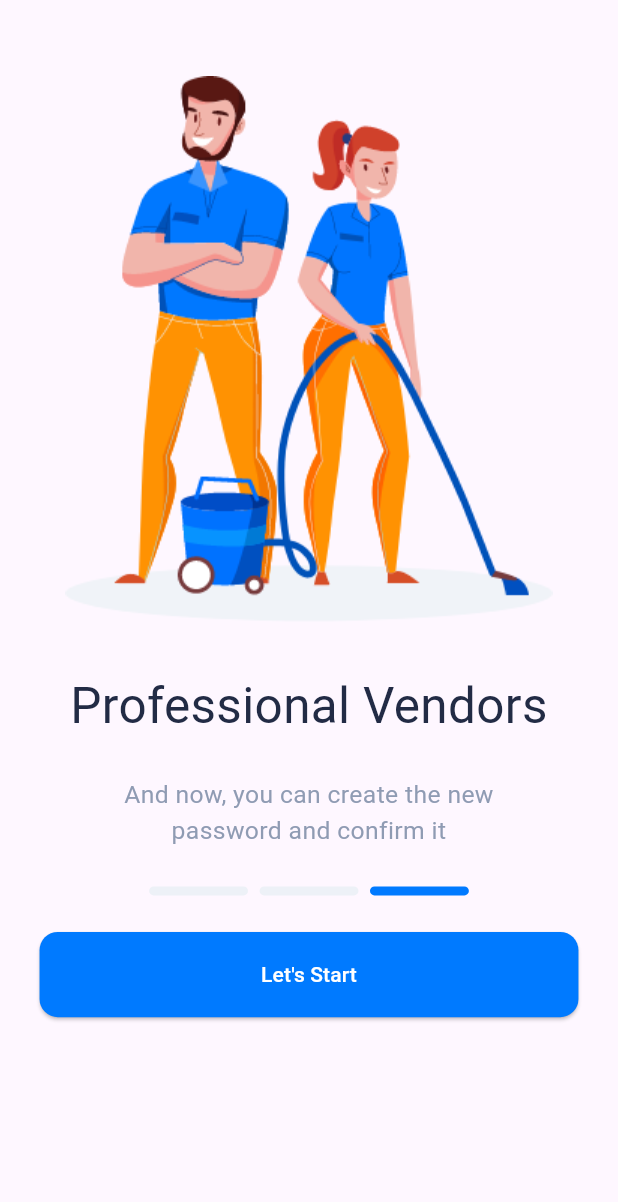
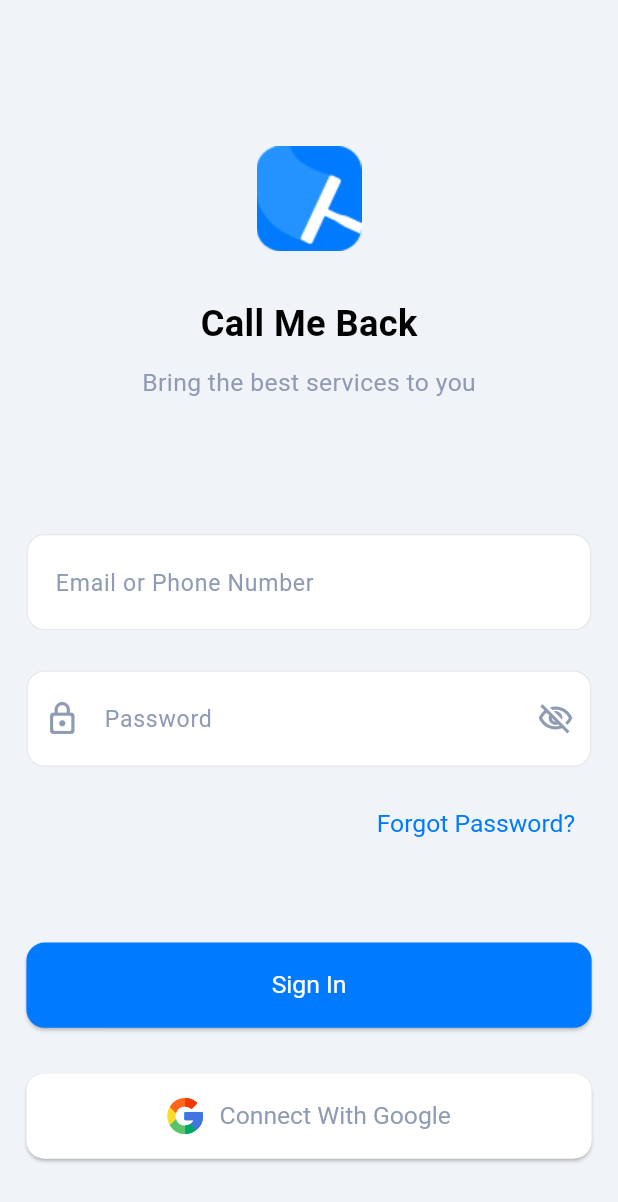
Before and after one commit to ahmedalhessi/Call-Me-Back, a Flutter app: the screen it shows after launch, on a phone screen of 412 x 824 dp. Shown: the top 1202 px of the screen. Run offline on Flutter 3.47's test engine with Material 3 defaults, Android fonts, the phone set to English and light mode, and no system bars; our stand-ins replace flutter_screenutil, flutter_svg, get; Roboto replaces fonts that are missing (Almarai).

Commit message:
Added Theme Manager file, TextField Widget, SignIn Screen, Some overall adjestments for the project such as get Routing files along with binding, Localicazion files ar & en

```diff
--- a/lib/core/constants/colors_manager.dart
+++ b/lib/core/constants/colors_manager.dart
@@ -3,24 +3,23 @@
 class ColorsManager {
   // static const Color logo = Color(0xFFCA1F3D);
   // static const Color logoDark = Color(0xFF161620);
-  // static const Color primary = Color(0xFF03B0F5);
+  static const Color primary = Color(0xFF007AFF);
   // static const Color secondary = Color(0xFFEF7F26);
   // static const Color textColor = Color(0xFF111827);
   // static const Color subtitleColor = Color(0xFF9CA3AF);
   // static const Color disabled = Color(0xFFB9B9B9);
   // static const Color bgColor = Color(0xFFFAFAFA);
-  static const Color buttonBg = Color(0xFF007AFF);
-  static const Color onBoardingTitle = Color(0xFF222B45);
-  static const Color onBoardingbody = Color(0xFF8F9BB3);
+  static const Color titleColor = Color(0xFF222B45);
+  static const Color subtitleColor = Color(0xFF8F9BB3);
   static const Color onBoardingUnselected = Color(0xFFEDF1F7);
 
-  // static const Color scaffoldBg = Color(0xFFFDFDFD);
+  static const Color scaffoldBg = Color(0xFFF0F3F8);
   // static const Color dividerColor = Color(0xFFF3F4F6);
   static const Color white = Color(0xFFFFFFFF);
   static const Color black = Color(0xFF000000);
-  // static const Color outlineBorder = Color(0xFFE6E8EB);
+  static const Color outlineBorder = Color(0xFFE6E8EB);
   // static const Color shadow = Color(0x0D000000);
-  // static const Color danger = Color(0xFFFF2222);
+  static const Color danger = Color(0xFFFF2222);
   // static const Color success = Color(0xFF20CE8C);
   // static const Color skipColor = Color(0xFF6E6E77);
   // static const Color showMoreColor = Color(0xFF707070);
--- a/lib/core/constants/images_manager.dart
+++ b/lib/core/constants/images_manager.dart
@@ -9,4 +9,5 @@
   static const String homePath = '$mainPath/home';
 
   static const String iconsPath = 'assets/images/icons';
+  static const String googleIcon = '$iconsPath/ic_google.svg';
 }
--- /dev/null
+++ b/lib/core/constants/text_styles_manager.dart
@@ -0,0 +1,14 @@
+import 'package:flutter/cupertino.dart';
+import 'package:flutter_screenutil/flutter_screenutil.dart';
+import '../../core/constants/colors_manager.dart';
+
+class TextStylesManager {
+  static final TextStyle title = TextStyle(
+    fontSize: 22.sp,
+    fontWeight: FontWeight.bold,
+  );
+  static final TextStyle subTitle = TextStyle(
+    fontSize: 15.sp,
+    color: ColorsManager.subtitleColor,
+  );
+}
--- /dev/null
+++ b/lib/core/localization/app_translations.dart
@@ -0,0 +1,8 @@
+import 'package:get/get.dart';
+import 'ar.dart';
+import 'en.dart';
+
+class AppTranslations extends Translations {
+  @override
+  Map<String, Map<String, String>> get keys => {'ar': arLocale, 'en': enLocale};
+}
--- /dev/null
+++ b/lib/core/localization/ar.dart
@@ -0,0 +1,38 @@
+Map<String, String> arLocale = {
+  // Introduction
+  'boarding1_title': '',
+  'boarding2_title': '',
+  'boarding1_info': '',
+  'boarding2_info': '',
+  'boarding3_title': '',
+  'boarding3_info': '',
+  'start_now': '',
+
+  // Home Screen
+
+  // Home Tab
+
+  // Profile
+
+  // Sign in
+  'sign_in_title': 'Call Me Back',
+  'sign_in_subtitle': 'Bring the best services to you',
+  'sign_in_placeholder': 'Email or Phone Number',
+  'password': 'Password',
+  'forget_password': 'Forgot Password?',
+  'sign_on': 'Sign In',
+  'google_sign_in': 'Connect With Google',
+  'no_account': 'You don\'t have an account?',
+  'sign_up': 'Sign Up',
+
+  // Forget Password
+  'restore_password': '',
+  'forget_password_note': '',
+  'send': '',
+
+  // Verification Code
+  'verification_code': '',
+  'verification_note': '',
+  'didnt_recieve_code': '',
+  'resend': '',
+};
--- /dev/null
+++ b/lib/core/localization/en.dart
@@ -0,0 +1,39 @@
+Map<String, String> enLocale = {
+  // Introduction
+  'boarding1_title': '',
+  'boarding2_title': '',
+  'boarding1_info': '',
+  'boarding2_info': '',
+  'boarding3_title': '',
+  'boarding3_info': '',
+  'start_now': '',
+
+  // Home Screen
+
+  // Home Tab
+
+  // Profile
+
+  // Sign in
+  'sign_in_title': 'Call Me Back',
+  'sign_in_subtitle': 'Bring the best services to you',
+  'sign_in_placeholder': 'Email or Phone Number',
+  'password': 'Password',
+  'forget_password': 'Forgot Password?',
+  'sign_in': 'Sign In',
+  'google_sign_in': 'Connect With Google',
+  'no_account': 'You don\'t have an account?',
+  'sign_up': 'Sign Up',
+  'required_field': 'Required Field',
+
+  // Forget Password
+  'restore_password': '',
+  'forget_password_note': '',
+  'send': '',
+
+  // Verification Code
+  'verification_code': '',
+  'verification_note': '',
+  'didnt_recieve_code': '',
+  'resend': '',
+};
--- a/lib/core/routes/get_pages.dart
+++ b/lib/core/routes/get_pages.dart
@@ -1,7 +1,9 @@
-import 'package:call_me_back/home/home_screen.dart';
+import 'package:call_me_back/getx/bindings/auth/sign_in_binding.dart';
+import 'package:call_me_back/screens/auth/sign_in_screen.dart';
+import 'package:call_me_back/screens/home/home_screen.dart';
 import 'package:get/get.dart';
 import 'package:get/get_navigation/src/routes/get_route.dart';
-import '../../intro/onboarding_screen.dart';
+import '../../screens/intro/onboarding_screen.dart';
 import 'routes_manager.dart';
 
 final List<GetPage<dynamic>> getPages = [
@@ -10,4 +12,9 @@
     page: () => const OnboardingScreen(),
   ),
   GetPage(name: RoutesManager.homeScreen, page: () => const HomeScreen()),
+  GetPage(
+    name: RoutesManager.signInScreen,
+    page: () => const SignInScreen(),
+    binding: SignInBinding(),
+  ),
 ];
--- /dev/null
+++ b/lib/core/themes/theme_manager.dart
@@ -0,0 +1,142 @@
+import 'package:flutter/material.dart';
+import 'package:flutter/services.dart';
+import 'package:flutter_screenutil/flutter_screenutil.dart';
+import '../constants/colors_manager.dart';
+
+class ThemeManager {
+  static ThemeData light() {
+    return ThemeData(
+      // fontFamily: 'Almarai',
+      colorScheme: const ColorScheme.light(primary: ColorsManager.primary),
+      scaffoldBackgroundColor: ColorsManager.scaffoldBg,
+      appBarTheme: AppBarTheme(
+        backgroundColor: ColorsManager.white,
+        toolbarHeight: 60,
+        shape: RoundedRectangleBorder(
+          borderRadius: BorderRadius.vertical(bottom: Radius.circular(24.r)),
+        ),
+        centerTitle: true,
+        titleTextStyle: TextStyle(
+          fontSize: 18.sp,
+          color: ColorsManager.black,
+          fontFamily: 'Almarai',
+        ),
+        elevation: 0,
+        iconTheme: const IconThemeData(color: ColorsManager.black),
+        foregroundColor: ColorsManager.white,
+        systemOverlayStyle: const SystemUiOverlayStyle(
+          statusBarColor: Colors.transparent,
+          statusBarIconBrightness: Brightness.light,
+        ),
+      ),
+      textTheme: TextTheme(
+        labelLarge: TextStyle(fontSize: 16.sp, fontFamily: 'Almarai'),
+        bodyMedium: TextStyle(
+          // color: ColorsManager.textColor,
+          fontSize: 14.sp,
+          fontFamily: 'Almarai',
+        ),
+      ),
+      // dialogBackgroundColor: Colors.orange,
+      // dividerColor: ColorsManager.dividerColor,
+      checkboxTheme: CheckboxThemeData(
+        shape: RoundedRectangleBorder(borderRadius: BorderRadius.circular(5.r)),
+      ),
+      textButtonTheme: TextButtonThemeData(
+        style: TextButton.styleFrom(
+          textStyle: const TextStyle(fontFamily: 'Almarai'),
+        ),
+      ),
+      elevatedButtonTheme: ElevatedButtonThemeData(
+        style: ElevatedButton.styleFrom(
+          fixedSize: Size(692, 56.h),
+          shape: RoundedRectangleBorder(
+            borderRadius: BorderRadius.circular(12.r),
+          ),
+          backgroundColor: ColorsManager.primary,
+          foregroundColor: ColorsManager.white,
+          textStyle: TextStyle(fontSize: 15.sp),
+        ),
+      ),
+      outlinedButtonTheme: OutlinedButtonThemeData(
+        style: OutlinedButton.styleFrom(
+          fixedSize: Size(375, 48.h),
+          // foregroundColor: ColorsManager.textColor,
+          textStyle: const TextStyle(fontFamily: 'Almarai'),
+          shape: RoundedRectangleBorder(
+            borderRadius: BorderRadius.circular(12.r),
+            side: const BorderSide(color: ColorsManager.outlineBorder),
+          ),
+        ),
+      ),
+      bottomNavigationBarTheme: const BottomNavigationBarThemeData(
+        // type: BottomNavigationBarType.fixed,
+        // backgroundColor: ColorsManager.white,
+        // elevation: 0,
+        // selectedLabelStyle: TextStyle(fontSize: 10.sp),
+        // unselectedLabelStyle: TextStyle(fontSize: 10.sp),
+        // selectedItemColor: ColorsManager.logo,
+        unselectedItemColor: Colors.grey,
+        showUnselectedLabels: true,
+      ),
+    );
+  }
+
+  // static ThemeData dark() {
+  //   return ThemeData.dark().copyWith(
+  //     scaffoldBackgroundColor: ColorsManager.scaffoldBg,
+  //     elevatedButtonTheme: ElevatedButtonThemeData(
+  //       style: ElevatedButton.styleFrom(
+  //         fixedSize: Size(Get.width, 100.h),
+  //         textStyle: TextStyle(
+  //           fontSize: 26.sp,
+  //           fontWeight: FontWeight.w500,
+  //         ),
+  //         backgroundColor: ColorsManager.purble,
+  //         shape: RoundedRectangleBorder(
+  //           borderRadius: BorderRadius.circular(100.r),
+  //         ),
+  //       ),
+  //     ),
+  //     outlinedButtonTheme: OutlinedButtonThemeData(
+  //       style: OutlinedButton.styleFrom(
+  //         fixedSize: Size(Get.width / 4, 60.h),
+  //         foregroundColor: ColorsManager.danger,
+  //         side: const BorderSide(
+  //           color: ColorsManager.danger,
+  //           width: 2,
+  //         ),
+  //         shape: RoundedRectangleBorder(
+  //           borderRadius: BorderRadius.circular(100.r),
+  //         ),
+  //       ),
+  //     ),
+  //     textButtonTheme: TextButtonThemeData(
+  //       style: TextButton.styleFrom(
+  //         textStyle: const TextStyle(
+  //           // fontSize: 18.sp,
+  //           fontWeight: FontWeight.w500,
+  //         ),
+  //         foregroundColor: ColorsManager.white,
+  //       ),
+  //     ),
+  //     appBarTheme: AppBarTheme(
+  //       centerTitle: true,
+  //       titleTextStyle: TextStyle(
+  //         fontSize: 30.sp,
+  //         fontWeight: FontWeight.w500,
+  //         color: ColorsManager.white,
+  //       ),
+  //       backgroundColor: Colors.transparent,
+  //       elevation: 0,
+  //     ),
+  //     textTheme: TextTheme(
+  //       bodyText2: TextStyle(
+  //         color: ColorsManager.white,
+  //         fontWeight: FontWeight.w500,
+  //         fontSize: 28.sp,
+  //       ),
+  //     ),
+  //   );
+  // }
+}
--- /dev/null
+++ b/lib/core/widgets/loading_widget.dart
@@ -0,0 +1,18 @@
+import 'package:flutter/material.dart';
+
+import '../constants/colors_manager.dart';
+
+class LoadingWidget extends StatelessWidget {
+  const LoadingWidget({super.key});
+
+  @override
+  Widget build(BuildContext context) {
+    return Container(
+      width: double.infinity,
+      height: double.infinity,
+      alignment: Alignment.center,
+      color: Colors.black.withAlpha(51),
+      child: const CircularProgressIndicator(color: ColorsManager.white),
+    );
+  }
+}
--- /dev/null
+++ b/lib/core/widgets/text_field_widget.dart
@@ -0,0 +1,122 @@
+import 'package:flutter/material.dart';
+import 'package:flutter_screenutil/flutter_screenutil.dart';
+import 'package:get/get_utils/get_utils.dart';
+
+import '../constants/colors_manager.dart';
+
+class TextFieldWidget extends StatelessWidget {
+  const TextFieldWidget({
+    super.key,
+    required this.controller,
+    required this.hintText,
+    this.suffixIcon,
+    this.prefixIcon,
+    this.textInputAction = TextInputAction.next,
+    this.keyboardType = TextInputType.text,
+    this.isPassword = false,
+    this.isPhone = false,
+    this.obscureText = false,
+    this.maxLines = 1,
+    this.minLines = 1,
+    this.onChange,
+    this.onEditingComplete,
+    this.onSubmitted,
+    required this.label,
+  });
+  final String label;
+  final TextEditingController controller;
+  final Widget? suffixIcon;
+  final Widget? prefixIcon;
+  final String hintText;
+  final TextInputAction textInputAction;
+  final TextInputType keyboardType;
+  final bool isPassword;
+  final bool isPhone;
+  final bool obscureText;
+  final int maxLines;
+  final int minLines;
+  final Function(String)? onChange;
+  final Function()? onEditingComplete;
+  final Function(String)? onSubmitted;
+
+  @override
+  Widget build(BuildContext context) {
+    return Column(
+      crossAxisAlignment: CrossAxisAlignment.start,
+      children: [
+        label.isEmpty ? Container() : Text(label),
+        SizedBox(height: 10.h),
+        TextFormField(
+          controller: controller,
+          autovalidateMode: AutovalidateMode.onUserInteraction,
+          validator: (value) {
+            if (value == null || value.trim().isEmpty) {
+              return 'required_field'.tr;
+            } else if (isPassword && value.length < 6) {
+              return 'password_condition'.tr;
+            }
+            return null;
+          },
+          textInputAction: textInputAction,
+          keyboardType: isPhone ? TextInputType.phone : keyboardType,
+          obscureText: obscureText,
+          maxLines: maxLines,
+          minLines: minLines,
+          onChanged: onChange,
+
+          onFieldSubmitted: onSubmitted,
+          decoration: InputDecoration(
+            contentPadding: EdgeInsets.symmetric(
+              horizontal: 14.w,
+              vertical: 20.h,
+            ),
+            hintText: hintText,
+            hintStyle: TextStyle(
+              color: ColorsManager.subtitleColor,
+              fontSize: 14.sp,
+            ),
+            suffixIcon: suffixIcon,
+            prefixIcon: isPassword
+                ? Icon(
+                    Icons.lock_outline_rounded,
+                    color: ColorsManager.subtitleColor,
+                    size: 24.h,
+                  )
+                : isPhone
+                ? Icon(
+                    Icons.phone_android_outlined,
+                    color: ColorsManager.subtitleColor,
+                    size: 24.h,
+                  )
+                : prefixIcon,
+            errorMaxLines: 2,
+            errorStyle: const TextStyle(color: ColorsManager.danger),
+            filled: true,
+            fillColor: ColorsManager.white,
+            isDense: true,
+            border: OutlineInputBorder(
+              borderRadius: BorderRadius.circular(12.r),
+              borderSide: const BorderSide(color: ColorsManager.outlineBorder),
+            ),
+            focusedBorder: OutlineInputBorder(
+              borderRadius: BorderRadius.circular(12.r),
+              borderSide: const BorderSide(color: ColorsManager.primary),
+            ),
+            focusedErrorBorder: OutlineInputBorder(
+              borderRadius: BorderRadius.circular(12.r),
+              borderSide: const BorderSide(color: ColorsManager.danger),
+            ),
+            enabledBorder: OutlineInputBorder(
+              borderRadius: BorderRadius.circular(12.r),
+              borderSide: const BorderSide(color: ColorsManager.outlineBorder),
+            ),
+            errorBorder: OutlineInputBorder(
+              borderRadius: BorderRadius.circular(12.r),
+              borderSide: const BorderSide(color: ColorsManager.danger),
+            ),
+          ),
+        ),
+      ],
+    );
+  }
+}
--- /dev/null
+++ b/lib/getx/bindings/auth/sign_in_binding.dart
@@ -0,0 +1,9 @@
+import 'package:get/get.dart';
+import '../../controllers/auth/sign_in_controller.dart';
+
+class SignInBinding implements Bindings {
+  @override
+  void dependencies() {
+    Get.lazyPut(() => SignInController());
+  }
+}
--- /dev/null
+++ b/lib/getx/controllers/auth/sign_in_controller.dart
@@ -0,0 +1,12 @@
+import 'package:flutter/cupertino.dart';
+import 'package:get/state_manager.dart';
+
+class SignInController extends GetxController {
+  final phoneController = TextEditingController();
+  final passwordController = TextEditingController();
+
+  final formKey = GlobalKey<FormState>();
+  final passwordVisible = false.obs;
+  final isLogging = false.obs;
+  final rememberMe = false.obs;
+}
--- a/lib/main.dart
+++ b/lib/main.dart
@@ -1,9 +1,10 @@
 import 'package:flutter/material.dart';
 import 'package:flutter_screenutil/flutter_screenutil.dart';
 import 'package:get/get.dart';
-
+import 'core/localization/app_translations.dart';
 import 'core/routes/get_pages.dart';
 import 'core/routes/routes_manager.dart';
+import 'core/themes/theme_manager.dart';
 
 void main() {
   runApp(const MyApp());
@@ -18,16 +19,16 @@
       designSize: const Size(375, 812),
       builder: (context, child) {
         return GetMaterialApp(
-          textDirection: TextDirection.rtl,
+          textDirection: TextDirection.ltr,
           debugShowCheckedModeBanner: false,
-          // theme: ThemeManager.light(),
-          initialRoute: RoutesManager.onboardingScreen,
+          theme: ThemeManager.light(),
+          initialRoute: RoutesManager.signInScreen,
           getPages: getPages,
           // unknownRoute: GetPage(
           //   name: RoutesManager.unknownScreen,
           //   page: () => const UnknownScreen(),
           // ),
-          // translations: AppTranslations(),
+          translations: AppTranslations(),
           locale: Locale(Get.deviceLocale?.languageCode ?? 'en'),
           fallbackLocale: const Locale('en'),
         );
--- /dev/null
+++ b/lib/screens/auth/sign_in_screen.dart
@@ -0,0 +1,162 @@
+import 'package:call_me_back/core/constants/images_manager.dart';
+import 'package:flutter/material.dart';
+import 'package:flutter_screenutil/flutter_screenutil.dart';
+import 'package:get/get.dart';
+import 'package:flutter_svg/flutter_svg.dart';
+import '../../core/constants/colors_manager.dart';
+import '../../core/constants/text_styles_manager.dart';
+import '../../core/routes/routes_manager.dart';
+import '../../core/widgets/loading_widget.dart';
+import '../../core/widgets/text_field_widget.dart';
+import '../../getx/controllers/auth/sign_in_controller.dart';
+
+class SignInScreen extends GetView<SignInController> {
+  const SignInScreen({super.key});
+
+  @override
+  Widget build(BuildContext context) {
+    return Scaffold(
+      body: ListView(
+        children: [
+          Form(
+            key: controller.formKey,
+            child: ListView(
+              physics: NeverScrollableScrollPhysics(),
+              shrinkWrap: true,
+              padding: EdgeInsets.symmetric(horizontal: 16.w),
+              children: [
+                SizedBox(height: 95.5.h),
+                Image.asset(ImagesManager.logo, width: 70.w, height: 70.h),
+                SizedBox(height: 29.4.h),
+                Center(
+                  child: Text(
+                    'sign_in_title'.tr,
+                    style: TextStylesManager.title,
+                  ),
+                ),
+                SizedBox(height: 10.6.h),
+                Center(
+                  child: Text(
+                    'sign_in_subtitle'.tr,
+                    style: TextStylesManager.subTitle,
+                  ),
+                ),
+                SizedBox(height: 77.h),
+                TextFieldWidget(
+                  label: '',
+                  hintText: 'sign_in_placeholder'.tr,
+                  controller: controller.phoneController,
+                  // isPhone: true,
+                ),
+                SizedBox(height: 16.h),
+                Obx(
+                  () => TextFieldWidget(
+                    label: '',
+                    hintText: 'password'.tr,
+                    suffixIcon: Obx(
+                      () => IconButton(
+                        onPressed: () {
+                          controller.passwordVisible(
+                            !controller.passwordVisible.value,
+                          );
+                        },
+                        icon: controller.passwordVisible.value
+                            ? Icon(
+                                Icons.visibility_outlined,
+                                color: ColorsManager.subtitleColor,
+                                size: 24.h,
+                              )
+                            : Icon(
+                                Icons.visibility_off_outlined,
+                                color: ColorsManager.subtitleColor,
+                                size: 24.h,
+                              ),
+                      ),
+                    ),
+                    obscureText: !controller.passwordVisible.value,
+                    controller: controller.passwordController,
+                    isPassword: true,
+                  ),
+                ),
+                SizedBox(height: 18.h),
+                TextButton(
+                  onPressed: () {
+                    // Get.toNamed(RoutesManager.forgetPasswordScreen);
+                  },
+                  style: TextButton.styleFrom(
+                    textStyle: TextStyle(
+                      fontSize: 15.sp,
+                      color: ColorsManager.primary,
+                    ),
+                    alignment: AlignmentDirectional.topEnd,
+                  ),
+                  child: Text('forget_password'.tr),
+                ),
+                SizedBox(height: 50.h),
+                ElevatedButton(
+                  onPressed: () async {
+                    if (controller.formKey.currentState!.validate()) {
+                      controller.isLogging(true);
+                      await _performLogin();
+                    }
+                  },
+                  child: Text('sign_in'.tr),
+                ),
+                SizedBox(height: 30.h),
+                ElevatedButton(
+                  onPressed: () async {
+                    if (controller.formKey.currentState!.validate()) {
+                      controller.isLogging(true);
+                      await _performLoginWithGoogle();
+                    }
+                  },
+                  style: ElevatedButton.styleFrom(
+                    backgroundColor: ColorsManager.white,
+                    foregroundColor: ColorsManager.subtitleColor,
+                  ),
+                  child: Row(
+                    mainAxisAlignment: MainAxisAlignment.center,
+                    children: [
+                      SvgPicture.asset(ImagesManager.googleIcon),
+                      SizedBox(width: 10.w),
+                      Text('google_sign_in'.tr),
+                    ],
+                  ),
+                ),
+                SizedBox(height: 68),
+                Row(
+                  mainAxisAlignment: MainAxisAlignment.center,
+                  children: [
+                    Text('no_account'.tr),
+                    TextButton(
+                      onPressed: () {
+                        // Get.offNamed(RoutesManager.signUpScreen);
+                      },
+                      child: Text('sign_up'.tr),
+                    ),
+                  ],
+                ),
+              ],
+            ),
+          ),
+          Obx(
+            () => Visibility(
+              visible: controller.isLogging.value,
+              child: const LoadingWidget(),
+            ),
+          ),
+        ],
+      ),
+    );
+  }
+
+  Future<void> _performLogin() async {
+    controller.isLogging.value = false;
+    // Get.offNamed(RoutesManager.onboardingScreen);
+  }
+
+  Future<void> _performLoginWithGoogle() async {
+    controller.isLogging.value = false;
+    // Get.offNamed(RoutesManager.signUpScreen);
+  }
+}
--- a/lib/intro/onboarding_screen.dart
+++ b/lib/screens/intro/onboarding_screen.dart
@@ -1,13 +1,13 @@
+import 'package:call_me_back/core/constants/text_styles_manager.dart';
 import 'package:flutter/material.dart';
 import 'package:flutter_screenutil/flutter_screenutil.dart';
 import 'package:get/get.dart';
-
-import '../core/constants/colors_manager.dart';
-import '../core/constants/images_manager.dart';
-import '../core/routes/routes_manager.dart';
+import '../../core/constants/colors_manager.dart';
+import '../../core/constants/images_manager.dart';
+import '../../core/routes/routes_manager.dart';
 
 class OnboardingScreen extends StatelessWidget {
-  const OnboardingScreen({Key? key}) : super(key: key);
+  const OnboardingScreen({super.key});
 
   @override
   Widget build(BuildContext context) {
@@ -30,7 +30,7 @@
                     textAlign: TextAlign.center,
                     style: TextStyle(
                       fontSize: 30.sp,
-                      color: ColorsManager.onBoardingTitle,
+                      color: ColorsManager.titleColor,
                       // fontWeight: FontWeight.bold,
                     ),
                   ),
@@ -41,10 +41,7 @@
                       'And now, you can create the new password and confirm it'
                           .tr,
                       textAlign: TextAlign.center,
-                      style: TextStyle(
-                        fontSize: 15.sp,
-                        color: ColorsManager.onBoardingbody,
-                      ),
+                      style: TextStylesManager.subTitle,
                     ),
                   ),
                   SizedBox(height: 24.h),
@@ -60,7 +57,7 @@
                           width: 60.w,
                           decoration: BoxDecoration(
                             color: index == listViewIndex
-                                ? ColorsManager.buttonBg
+                                ? ColorsManager.primary
                                 : ColorsManager.onBoardingUnselected,
                             borderRadius: BorderRadius.circular(3.r),
                             // border: Border.all(color: ColorsManager.onBoardingUnselected),
@@ -89,7 +86,7 @@
                       shape: RoundedRectangleBorder(
                         borderRadius: BorderRadius.circular(12.r),
                       ),
-                      backgroundColor: ColorsManager.buttonBg,
+                      backgroundColor: ColorsManager.primary,
                       foregroundColor: ColorsManager.white,
                     ),
                     child: Text('Let\'s Start'.tr),
```
Also changed, not shown: lib/intro/launch_screen.dart (deleted, +0 -42 lines), assets/images/icons/ic_google.svg (added), assets/images/logo.png (added), lib/screens/home/home_screen.dart (renamed from lib/home/home_screen.dart).
